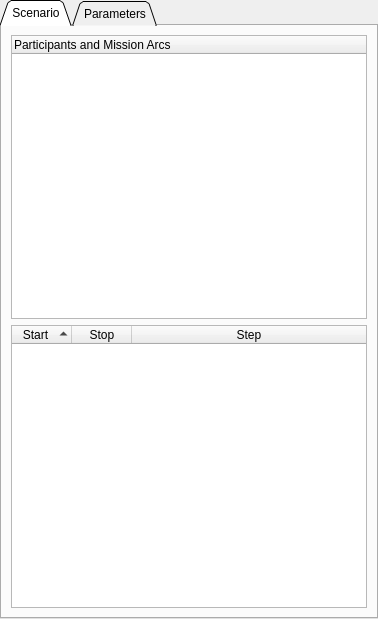
Old version of the form sta-src/Analysis/analysisParametersChoice.ui in the repository Dwarf-Planet-Project/SpaceDesignTool.
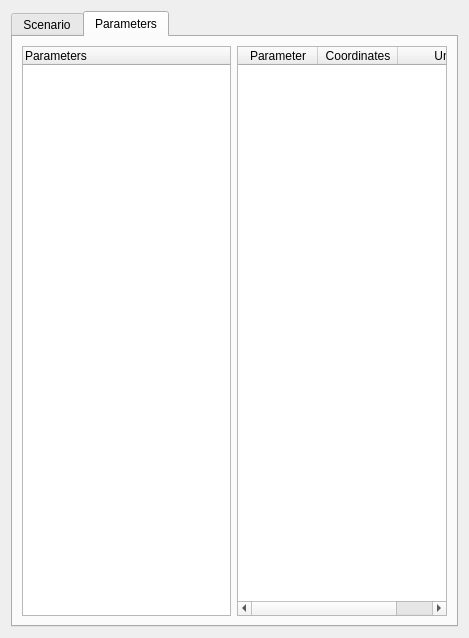
New version of the form. The open tabs and pages were chosen to show the change. Icons and pictures are not drawn.

Commit message: Modifying the look and feed of the Parameters choice window to conform to STA standards for Windows and Linux

Patch:
```diff
--- a/sta-src/Analysis/analysisParametersChoice.ui
+++ b/sta-src/Analysis/analysisParametersChoice.ui
@@ -1,47 +1,33 @@
 <?xml version="1.0" encoding="UTF-8"?>
 <ui version="4.0">
  <class>analysisParametersChoiceTabWidget</class>
- <widget class="QTabWidget" name="analysisParametersChoiceTabWidget">
+ <widget class="QWidget" name="analysisParametersChoiceTabWidget">
   <property name="geometry">
    <rect>
     <x>0</x>
     <y>0</y>
-    <width>378</width>
-    <height>619</height>
+    <width>469</width>
+    <height>638</height>
    </rect>
   </property>
-  <property name="sizePolicy">
-   <sizepolicy hsizetype="Expanding" vsizetype="Expanding">
-    <horstretch>0</horstretch>
-    <verstretch>0</verstretch>
-   </sizepolicy>
-  </property>
   <property name="windowTitle">
    <string>Selector</string>
   </property>
-  <property name="windowIcon">
-   <iconset resource="../../../../iconary/sta-icons.qrc">
-    <normaloff>:/icons/AttitudeInterpolation.png</normaloff>:/icons/AttitudeInterpolation.png</iconset>
-  </property>
-  <property name="autoFillBackground">
-   <bool>false</bool>
-  </property>
-  <property name="tabPosition">
-   <enum>QTabWidget::North</enum>
-  </property>
-  <property name="tabShape">
-   <enum>QTabWidget::Triangular</enum>
-  </property>
+  <layout class="QHBoxLayout" name="horizontalLayout">
+   <item>
+    <layout class="QVBoxLayout" name="verticalLayoutanalysisParametersChoiceTabWidget">
+     <item>
+      <widget class="QTabWidget" name="tabWidgetanalysisParametersChoiceTabWidget">
   <property name="currentIndex">
    <number>0</number>
   </property>
-  <widget class="QWidget" name="scenarioTabAnalysisChoice">
+       <widget class="QWidget" name="Scenario">
    <attribute name="title">
     <string>Scenario</string>
    </attribute>
-   <layout class="QGridLayout" name="gridLayout">
-    <item row="0" column="0">
-     <layout class="QVBoxLayout" name="scenarioTabAnalysisChoiceVerticalLayout">
+        <layout class="QVBoxLayout" name="verticalLayout_2">
+         <item>
+          <layout class="QHBoxLayout" name="horizontal1ParametersChoiceTabWidget">
       <item>
        <widget class="QTreeWidget" name="scenarioTabAnalysisChoiceStreeView">
         <property name="alternatingRowColors">
@@ -49,13 +35,13 @@
         </property>
         <column>
          <property name="text">
-          <string>Participants and Mission Arcs</string>
+               <string>Participants and Arcs</string>
          </property>
         </column>
        </widget>
       </item>
       <item>
-       <widget class="QTreeWidget" name="treeWidget">
+            <widget class="QTreeWidget" name="scenarioTabAnalysisChoiceStableView">
         <property name="alternatingRowColors">
          <bool>true</bool>
         </property>
@@ -63,13 +49,7 @@
          <bool>false</bool>
         </attribute>
         <attribute name="headerDefaultSectionSize">
-         <number>60</number>
-        </attribute>
-        <attribute name="headerMinimumSectionSize">
-         <number>60</number>
-        </attribute>
-        <attribute name="headerShowSortIndicator" stdset="0">
-         <bool>true</bool>
+              <number>80</number>
         </attribute>
         <column>
          <property name="text">
@@ -81,7 +61,7 @@
         </column>
         <column>
          <property name="text">
-          <string>Stop</string>
+               <string>End</string>
          </property>
          <property name="textAlignment">
           <set>AlignHCenter|AlignVCenter|AlignCenter</set>
@@ -101,13 +81,13 @@
     </item>
    </layout>
   </widget>
-  <widget class="QWidget" name="parametersTabAnalysisChoice">
+       <widget class="QWidget" name="Parameters">
    <attribute name="title">
     <string>Parameters</string>
    </attribute>
-   <layout class="QGridLayout" name="gridLayout_2">
-    <item row="0" column="0">
-     <layout class="QHBoxLayout" name="scenarioTabAnalysisChoiceHorizontalLayout">
+        <layout class="QHBoxLayout" name="horizontalLayout_3">
+         <item>
+          <layout class="QHBoxLayout" name="horizontal2ParametersChoiceTabWidget">
       <item>
        <widget class="QTreeWidget" name="scenarioTabAnalysisChoicePtreeView">
         <property name="alternatingRowColors">
@@ -115,7 +95,7 @@
         </property>
         <column>
          <property name="text">
-          <string>Parameter</string>
+               <string>Parameters</string>
          </property>
         </column>
        </widget>
@@ -125,6 +105,9 @@
         <property name="alternatingRowColors">
          <bool>true</bool>
         </property>
+             <attribute name="headerDefaultSectionSize">
+              <number>80</number>
+             </attribute>
         <column>
          <property name="text">
           <string>Parameter</string>
@@ -143,10 +126,10 @@
         </column>
         <column>
          <property name="text">
-          <string>Unit</string>
+               <string>Units</string>
          </property>
          <property name="textAlignment">
-          <set>AlignRight|AlignVCenter</set>
+               <set>AlignHCenter|AlignVCenter|AlignCenter</set>
          </property>
         </column>
        </widget>
@@ -156,8 +139,11 @@
    </layout>
   </widget>
  </widget>
- <resources>
-  <include location="../../../../iconary/sta-icons.qrc"/>
- </resources>
+     </item>
+    </layout>
+   </item>
+  </layout>
+ </widget>
+ <resources/>
  <connections/>
 </ui>
```
Left out of the diff: 5 changed lines with no effect on the pictures. Lines whose indentation alone changed are shown as unchanged. The commit also changes 2 other files.
